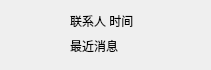
Before: the Qt Designer form chatlistitem.ui in tkship/ChatProject-Client, drawn with Qt 5.
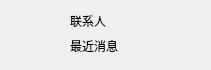
After: the same form once the commit is applied. Icons and pictures are not drawn.

Commit message: 聊天界面编写

```diff
--- a/chatlistitem.ui
+++ b/chatlistitem.ui
@@ -51,7 +51,7 @@
     </rect>
    </property>
    <property name="text">
-    <string>联系人 时间</string>
+    <string>联系人</string>
    </property>
   </widget>
   <widget class="QLabel" name="label_3">
```
Left out of the diff: 4 changed lines with no effect on the pictures. The commit also changes 6 other files.
